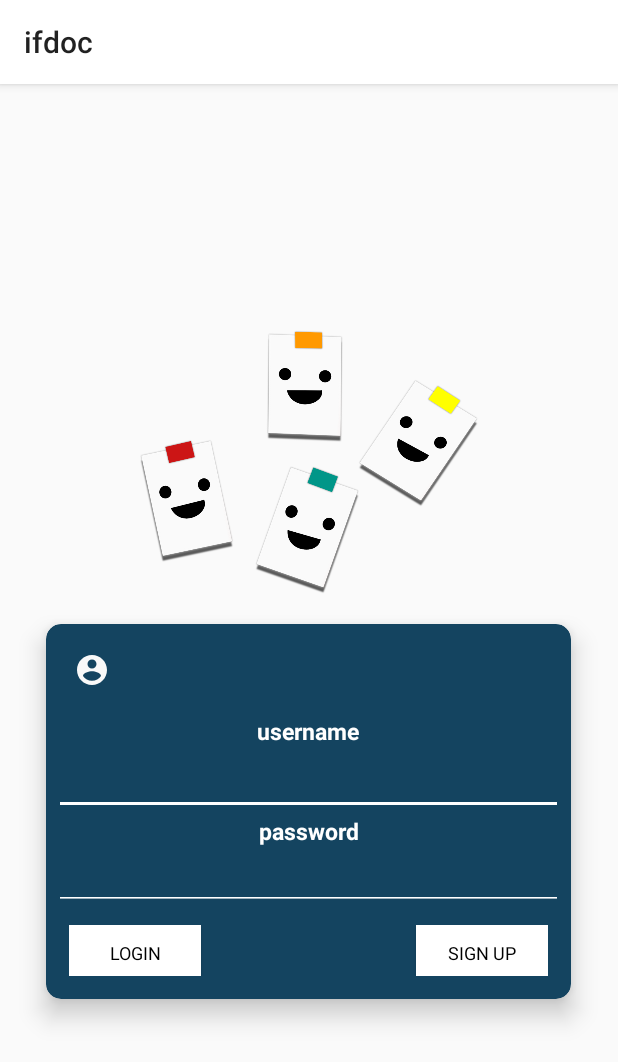
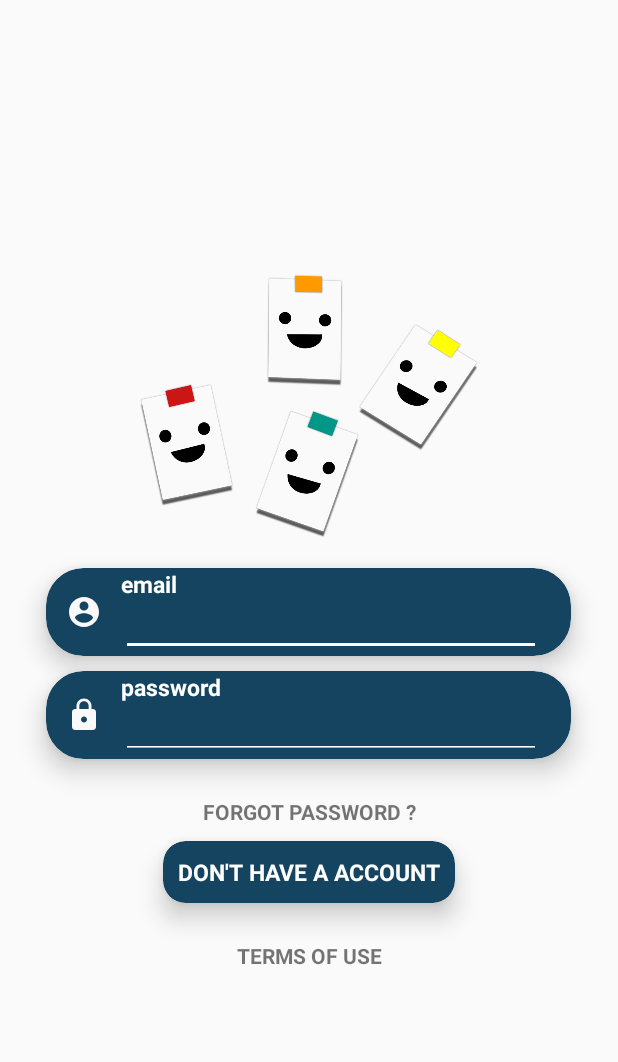
Before and after one commit to lluzalves/docApp, an Android app: the screen it shows after launch (MainActivity), on a phone screen of 412 x 824 dp. Shown: the top 1062 px of the screen. Run offline under Robolectric (Android 15) with nearby library versions, the phone set to English and light mode, and no system bars; our stand-ins replace RxJava.

Commit message:
Layout login

```diff
--- /dev/null
+++ b/app/src/main/res/drawable/card_border.xml
@@ -0,0 +1,8 @@
+<?xml version="1.0" encoding="UTF-8"?>
+<shape xmlns:android="http://schemas.android.com/apk/res/android">
+    <solid android:color="@android:color/white"/>
+    <stroke android:width="3dip" android:color="@android:color/holo_blue_dark" />
+    <corners android:radius="20dip"/>
+    <padding android:left="0dip" android:top="0dip"
+        android:right="0dip" android:bottom="0dip" />
+</shape>
--- /dev/null
+++ b/app/src/main/res/drawable/ic_lock_24dp.xml
@@ -0,0 +1,5 @@
+<vector android:height="24dp" android:tint="#F9F9F9"
+    android:viewportHeight="24.0" android:viewportWidth="24.0"
+    android:width="24dp" xmlns:android="http://schemas.android.com/apk/res/android">
+    <path android:fillColor="#FF000000" android:pathData="M18,8h-1L17,6c0,-2.76 -2.24,-5 -5,-5S7,3.24 7,6v2L6,8c-1.1,0 -2,0.9 -2,2v10c0,1.1 0.9,2 2,2h12c1.1,0 2,-0.9 2,-2L20,10c0,-1.1 -0.9,-2 -2,-2zM12,17c-1.1,0 -2,-0.9 -2,-2s0.9,-2 2,-2 2,0.9 2,2 -0.9,2 -2,2zM15.1,8L8.9,8L8.9,6c0,-1.71 1.39,-3.1 3.1,-3.1 1.71,0 3.1,1.39 3.1,3.1v2z"/>
+</vector>
--- a/app/src/main/res/layout/fragment_login.xml
+++ b/app/src/main/res/layout/fragment_login.xml
@@ -17,111 +17,157 @@
         android:src="@drawable/docs" />
 
     <androidx.cardview.widget.CardView
-        android:id="@+id/cardView_login_form"
+        android:id="@+id/cardView_login_form_user"
         android:layout_width="wrap_content"
         android:layout_height="wrap_content"
         android:layout_gravity="center"
         android:layout_marginTop="2dp"
-        android:padding="5dp"
         app:cardBackgroundColor="@color/color_blue"
-        app:cardCornerRadius="10dp"
+        app:cardCornerRadius="25dp"
         app:cardElevation="10dp">
 
         <LinearLayout
             android:id="@+id/linearLayout_login_form_inputs"
             android:layout_width="350dp"
-            android:layout_height="250dp"
-            android:orientation="vertical"
-            android:padding="5dp">
+            android:layout_height="wrap_content"
+            android:orientation="horizontal">
 
             <ImageView
                 android:id="@+id/imageView_login_icon"
                 android:layout_width="50dp"
-                android:layout_height="50dp"
+                android:layout_height="match_parent"
                 android:scaleType="center"
                 android:src="@drawable/ic_account_circle_24dp" />
 
-            <TextView
-                android:id="@+id/username"
+            <LinearLayout
                 android:layout_width="match_parent"
                 android:layout_height="wrap_content"
-                android:layout_marginTop="5dp"
+                android:orientation="vertical">
+
+                <TextView
+                    android:id="@+id/email"
+                    android:layout_width="match_parent"
+                    android:layout_height="wrap_content"
                     android:fontFamily="sans-serif"
-                android:gravity="center"
-                android:text="@string/username"
+                    android:text="@string/email"
                     android:textColor="@android:color/white"
                     android:textSize="15sp"
                     android:textStyle="bold" />
 
                 <EditText
                     android:id="@+id/editText_email"
-                android:layout_width="match_parent"
+                    android:layout_width="280dp"
                     android:layout_height="wrap_content"
                     android:backgroundTint="@android:color/white"
                     android:ems="10"
+                    android:singleLine="true"
                     android:imeOptions="actionNext"
-                android:inputType="textPersonName"
-                android:textColor="@android:color/white" />
+                    android:textColor="@android:color/white"
+                    android:textSize="12sp" />
+
+            </LinearLayout>
+        </LinearLayout>
+
+    </androidx.cardview.widget.CardView>
+
+    <androidx.cardview.widget.CardView
+        android:id="@+id/cardView_login_form_password"
+        android:layout_width="wrap_content"
+        android:layout_height="wrap_content"
+        android:layout_gravity="center"
+        android:layout_marginTop="10dp"
+        app:cardBackgroundColor="@color/color_blue"
+        app:cardCornerRadius="25dp"
+        app:cardElevation="10dp">
+
+        <LinearLayout
+            android:id="@+id/linearLayout_login_form_password"
+            android:layout_width="350dp"
+            android:layout_height="wrap_content"
+            android:orientation="horizontal">
+
+            <ImageView
+                android:id="@+id/passwordIcon"
+                android:layout_width="50dp"
+                android:layout_height="match_parent"
+                android:scaleType="center"
+                android:src="@drawable/ic_lock_24dp" />
+
+            <LinearLayout
+                android:layout_width="match_parent"
+                android:layout_height="wrap_content"
+                android:orientation="vertical">
 
                 <TextView
                     android:id="@+id/password"
                     android:layout_width="match_parent"
                     android:layout_height="wrap_content"
                     android:fontFamily="sans-serif"
-                android:gravity="center"
-                android:text="@string/prompt_password"
+                    android:maxLines="1"
+                    android:text="@string/password"
                     android:textColor="@android:color/white"
                     android:textSize="15sp"
                     android:textStyle="bold" />
 
                 <EditText
                     android:id="@+id/editText_password"
-                android:layout_width="match_parent"
+                    android:layout_width="280dp"
                     android:layout_height="wrap_content"
                     android:backgroundTint="@android:color/white"
                     android:ems="10"
-                android:fontFamily="sans-serif"
+                    android:singleLine="true"
                     android:imeOptions="actionNext"
                     android:inputType="textPassword"
-                android:textSize="15sp"
-                android:textStyle="bold" />
-
-            <RelativeLayout
-                android:layout_width="match_parent"
-                android:layout_height="wrap_content"
-                android:layout_margin="10dp">
-
-                <Button
-                    android:layout_width="wrap_content"
-                    android:layout_height="40dp"
-                    android:background="@android:color/white"
-
-                    android:clickable="true"
-                    android:focusable="true"
-                    android:fontFamily="sans-serif"
-                    android:padding="10dp"
-                    android:text="@string/login_page"
-                    android:textColor="@android:color/black"
+                    android:textColor="@android:color/white"
                     android:textSize="12sp" />
 
-                <Button
-                    android:layout_width="wrap_content"
-                    android:layout_height="40dp"
-                    android:layout_alignParentTop="true"
-                    android:layout_alignParentEnd="true"
-                    android:background="@android:color/white"
-                    android:clickable="true"
-                    android:focusable="true"
-                    android:fontFamily="sans-serif"
-                    android:padding="10dp"
-                    android:text="@string/register"
-                    android:textColor="@android:color/black"
-                    android:textSize="12sp" />
-
-            </RelativeLayout>
-
+            </LinearLayout>
         </LinearLayout>
 
     </androidx.cardview.widget.CardView>
 
+    <TextView
+        android:id="@+id/forgotPassword"
+        android:layout_width="match_parent"
+        android:layout_height="wrap_content"
+        android:layout_gravity="center_horizontal"
+        android:gravity="center"
+        android:textStyle="bold"
+        android:layout_marginTop="25dp"
+        android:text="@string/forgot_password" />
+
+    <androidx.cardview.widget.CardView
+        android:id="@+id/cardView_login_signup"
+        android:layout_width="wrap_content"
+        android:layout_height="wrap_content"
+        android:layout_gravity="center"
+        android:layout_marginTop="10dp"
+        app:cardBackgroundColor="@color/color_blue"
+        app:cardCornerRadius="15dp"
+        app:cardElevation="10dp">
+
+
+        <TextView
+            android:id="@+id/noAccount"
+            android:layout_width="match_parent"
+            android:layout_height="wrap_content"
+            android:fontFamily="sans-serif"
+            android:padding="10dp"
+            android:text="@string/no_account"
+            android:textColor="@android:color/white"
+            android:textSize="15sp"
+            android:textStyle="bold" />
+
+    </androidx.cardview.widget.CardView>
+
+    <TextView
+        android:id="@+id/terms"
+        android:layout_width="match_parent"
+        android:layout_height="wrap_content"
+        android:layout_gravity="center_horizontal"
+        android:layout_marginTop="25dp"
+        android:gravity="center"
+        android:text="@string/terms_of_use"
+        android:textStyle="bold" />
+
 </LinearLayout>
--- a/app/src/main/res/values/strings.xml
+++ b/app/src/main/res/values/strings.xml
@@ -10,4 +10,9 @@
     <string name="prompt_password">password</string>
     <string name="login">Sign in</string>
     <string name="register">Sign up</string>
+    <string name="email">email</string>
+    <string name="password">password</string>
+    <string name="forgot_password">FORGOT PASSWORD ?</string>
+    <string name="no_account">DON\'T HAVE A ACCOUNT</string>
+    <string name="terms_of_use">TERMS OF USE</string>
 </resources>
--- a/app/src/main/res/values/styles.xml
+++ b/app/src/main/res/values/styles.xml
@@ -1,7 +1,7 @@
 <resources>
 
     <!-- Base application theme. -->
-    <style name="AppTheme" parent="Theme.AppCompat.Light">
+    <style name="AppTheme" parent="Theme.AppCompat.Light.NoActionBar">
         <!-- Customize your theme here. -->
         <item name="colorPrimary">@android:color/white</item>
         <item name="colorPrimaryDark">@android:color/darker_gray</item>
```
Lines whose indentation alone changed are shown as unchanged.
